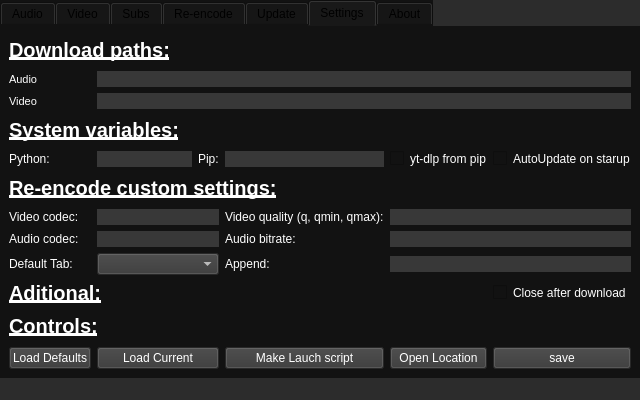
Above: gui/gui.ui from KoleckOLP/yt-dl before the change. Below: the same form after it.
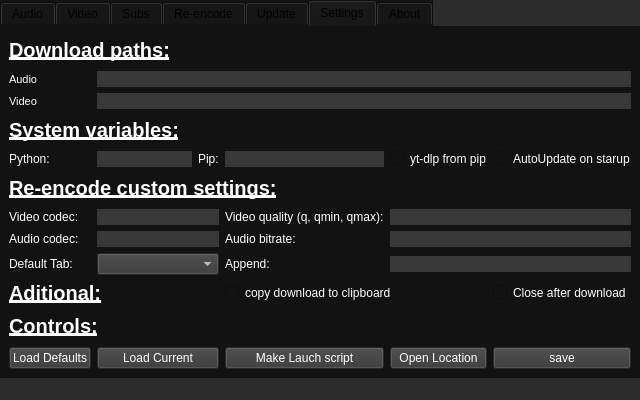
That is the form after the change. Icons and pictures are not drawn.

Commit message: option to disable clipboard, also removed debug missing key

The edit to the form file:
```diff
--- a/gui/gui.ui
+++ b/gui/gui.ui
@@ -1172,8 +1172,8 @@
           </property>
          </widget>
         </item>
-        <item row="10" column="0" colspan="5">
-         <widget class="QLabel" name="label">
+        <item row="10" column="0" colspan="3">
+         <widget class="QLabel" name="set_aditional_label">
           <property name="font">
            <font>
             <pointsize>15</pointsize>
@@ -1190,6 +1190,16 @@
           </property>
          </widget>
         </item>
+        <item row="10" column="3" colspan="2">
+         <widget class="QCheckBox" name="set_clipboard_checkbox">
+          <property name="styleSheet">
+           <string notr="true">Color: #FFFFFF;</string>
+          </property>
+          <property name="text">
+           <string>copy download to clipboard</string>
+          </property>
+         </widget>
+        </item>
        </layout>
       </widget>
       <widget class="QWidget" name="about_tab">
```
The commit also changes 4 other files.
